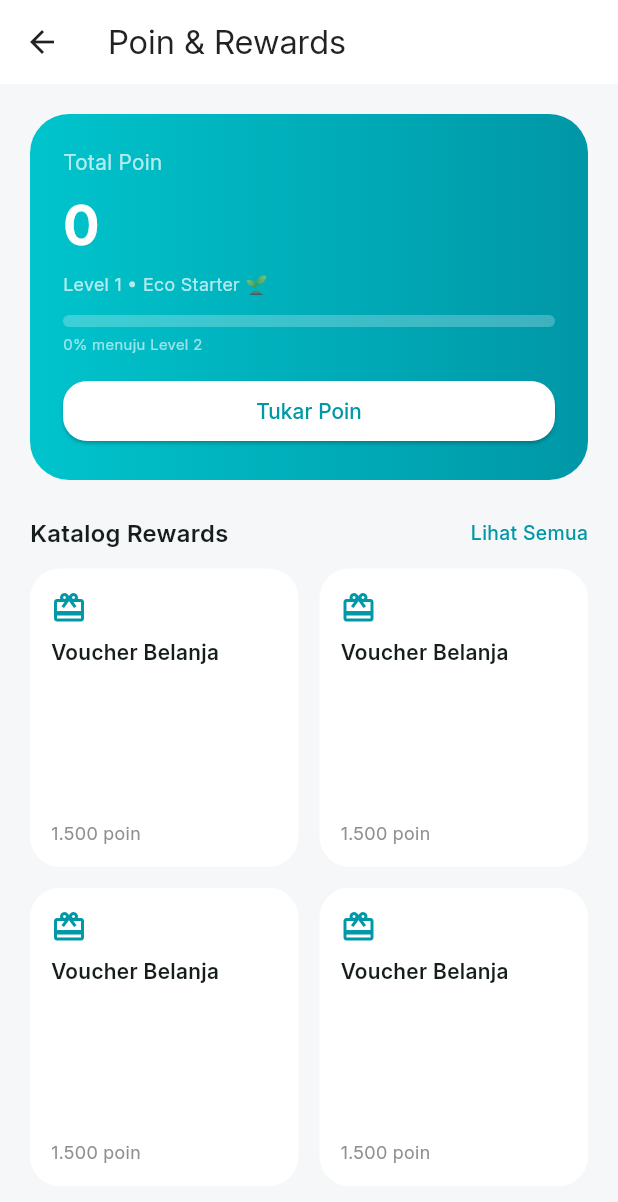
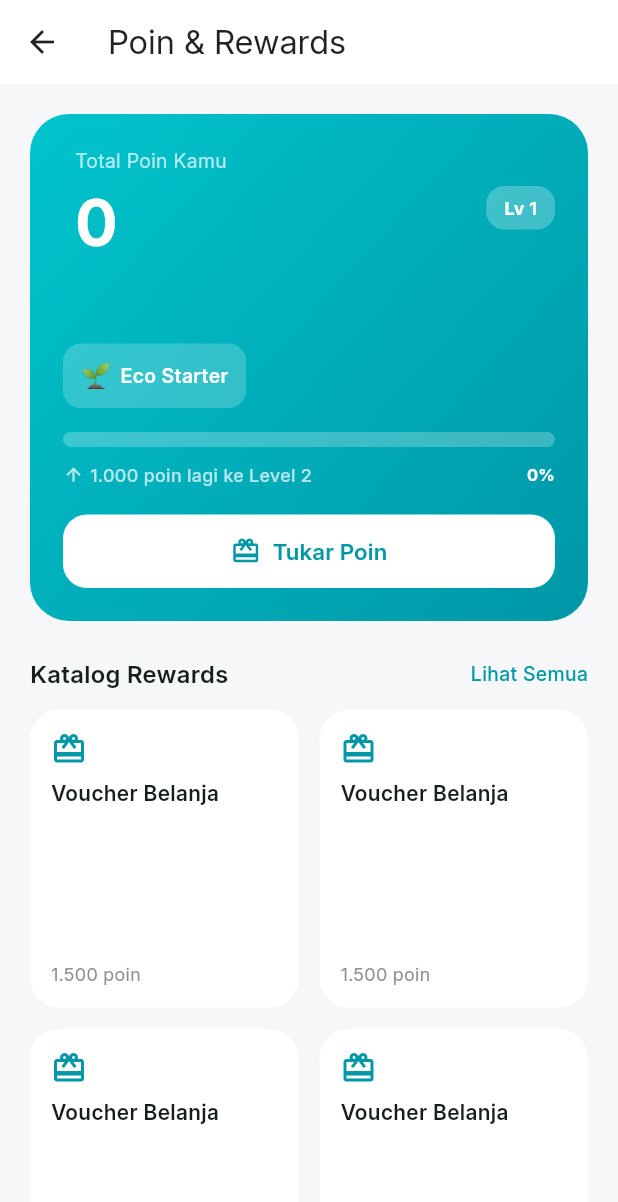
Before and after one commit to Rexximo/trash2cash, a Flutter app: the PoinScreen screen opened directly, on a phone screen of 412 x 824 dp. Shown: the top 1202 px of the screen. Run offline on Flutter 3.47's test engine with Material 3 defaults, Android fonts, the phone set to English and light mode, and no system bars; our stand-ins replace cloud_firestore, concentric_transition, connectivity_plus, firebase_auth, firebase_core, firebase_storage and 8 more; missing offline and left inert: cloudinary_public; accounts and stored records are empty.

Commit message:
feat: update UI poin

```diff
--- a/lib/screens/poin_screen.dart
+++ b/lib/screens/poin_screen.dart
@@ -70,7 +70,7 @@ class _PoinScreenState extends State<PoinScreen> {
     );
   }
 
-  // METHOD 2: UI Content (sama seperti sebelumnya tapi data dinamis)
+  // METHOD 2: UI Content
   Widget _heroContent({
     required int totalPoints,
     required int level,
@@ -78,53 +78,192 @@ class _PoinScreenState extends State<PoinScreen> {
     required double levelProgress,
     int? nextLevel,
   }) {
+    final int pointsNeeded = nextLevel != null ? nextLevel - totalPoints : 0;
+    final bool isMaxLevel = nextLevel == null;
+
     return Container(
       padding: const EdgeInsets.all(22),
       decoration: BoxDecoration(
-        gradient: const LinearGradient(
+        gradient: const LinearGradient(  // ✅ Gradient kembali
           colors: [kPrimary, kPrimaryDark],
+          begin: Alignment.topLeft,
+          end: Alignment.bottomRight,
         ),
         borderRadius: BorderRadius.circular(26),
       ),
       child: Column(
         crossAxisAlignment: CrossAxisAlignment.start,
         children: [
-          const Text("Total Poin", style: TextStyle(color: Colors.white70)),
-          const SizedBox(height: 6),
+          // Header dengan icon badge
+          Row(
+            children: [
+              const SizedBox(width: 8),
+              Expanded(
+                child: Column(
+                  crossAxisAlignment: CrossAxisAlignment.start,
+                  children: [
+                    const Text(
+                      "Total Poin Kamu",
+                      style: TextStyle(
+                        fontSize: 13,
+                        color: Colors.white70,
+                      ),
+                    ),
+                    const SizedBox(height: 2),
                     Text(
-            _formatPoints(totalPoints),  // 🔥 REAL DATA
+                      _formatPoints(totalPoints),
                       style: const TextStyle(
-              fontSize: 36,
+                        fontSize: 42,
                         fontWeight: FontWeight.bold,
                         color: Colors.white,
                       ),
                     ),
-          const SizedBox(height: 6),
-          Text(
-            "Level $level • $levelTitle ${_getLevelEmoji(level)}",
-            style: const TextStyle(color: Colors.white70, fontSize: 12),
+                  ],
+                ),
+              ),
+              // Badge level
+              Container(
+                padding: const EdgeInsets.symmetric(
+                  horizontal: 12,
+                  vertical: 6,
+                ),
+                decoration: BoxDecoration(
+                  color: Colors.white.withOpacity(0.25),
+                  borderRadius: BorderRadius.circular(12),
+                ),
+                child: Text(
+                  "Lv $level",
+                  style: const TextStyle(
+                    color: Colors.white,
+                    fontSize: 12,
+                    fontWeight: FontWeight.bold,
+                  ),
+                ),
+              ),
+            ],
           ),
 
-          // Progress bar (opsional, bisa dihapus jika tidak perlu)
-          if (nextLevel != null) ...[
-            const SizedBox(height: 12),
-            ClipRRect(
-              borderRadius: BorderRadius.circular(10),
-              child: LinearProgressIndicator(
-                value: levelProgress,
-                minHeight: 8,
-                backgroundColor: Colors.white24,
-                valueColor: const AlwaysStoppedAnimation<Color>(Colors.white),
+          const SizedBox(height: 50),
+
+          // Level info
+          Container(
+            padding: const EdgeInsets.symmetric(horizontal: 12, vertical: 10),
+            decoration: BoxDecoration(
+              color: Colors.white.withOpacity(0.2),
+              borderRadius: BorderRadius.circular(12),
+            ),
+            child: Row(
+              mainAxisSize: MainAxisSize.min,
+              children: [
+                Text(
+                  _getLevelEmoji(level),
+                  style: const TextStyle(fontSize: 16),
+                ),
+                const SizedBox(width: 6),
+                Text(
+                  levelTitle,
+                  style: const TextStyle(
+                    fontSize: 13,
+                    fontWeight: FontWeight.w600,
+                    color: Colors.white,
                   ),
                 ),
-            const SizedBox(height: 4),
+              ],
+            ),
+          ),
+
+          // Progress bar
+          if (!isMaxLevel) ...[
+            const SizedBox(height: 16),
+            Stack(
+              children: [
+                Container(
+                  height: 10,
+                  decoration: BoxDecoration(
+                    color: Colors.white24,
+                    borderRadius: BorderRadius.circular(10),
+                  ),
+                ),
+                FractionallySizedBox(
+                  widthFactor: levelProgress,
+                  child: Container(
+                    height: 10,
+                    decoration: BoxDecoration(
+                      color: Colors.white,
+                      borderRadius: BorderRadius.circular(10),
+                      boxShadow: [
+                        BoxShadow(
+                          color: Colors.white.withOpacity(0.5),
+                          blurRadius: 4,
+                          offset: const Offset(0, 2),
+                        ),
+                      ],
+                    ),
+                  ),
+                ),
+              ],
+            ),
+            const SizedBox(height: 10),
+            Row(
+              mainAxisAlignment: MainAxisAlignment.spaceBetween,
+              children: [
+                Row(
+                  children: [
+                    const Icon(
+                      Icons.arrow_upward,
+                      size: 14,
+                      color: Colors.white70,
+                    ),
+                    const SizedBox(width: 4),
                     Text(
-              "${(levelProgress * 100).toStringAsFixed(0)}% menuju Level ${level + 1}",
-              style: const TextStyle(color: Colors.white60, fontSize: 10),
+                      "${_formatPoints(pointsNeeded)} poin lagi ke Level ${level + 1}",
+                      style: const TextStyle(
+                        fontSize: 12,
+                        color: Colors.white70,
+                        fontWeight: FontWeight.w500,
+                      ),
+                    ),
+                  ],
+                ),
+                Text(
+                  "${(levelProgress * 100).toStringAsFixed(0)}%",
+                  style: const TextStyle(
+                    fontSize: 11,
+                    color: Colors.white,
+                    fontWeight: FontWeight.bold,
+                  ),
+                ),
+              ],
             ),
           ],
 
-          const SizedBox(height: 14),
+          if (isMaxLevel) ...[
+            const SizedBox(height: 12),
+            Row(
+              children: const [
+                Icon(
+                  Icons.emoji_events,
+                  size: 16,
+                  color: Colors.white70,
+                ),
+                SizedBox(width: 6),
+                Expanded(
+                  child: Text(
+                    "Selamat! Level maksimal tercapai 🎉",
+                    style: TextStyle(
+                      fontSize: 12,
+                      color: Colors.white70,
+                      fontWeight: FontWeight.w500,
+                    ),
+                  ),
+                ),
+              ],
+            ),
+          ],
+
+          const SizedBox(height: 18),
+
+          // Button tukar poin
           SizedBox(
             width: double.infinity,
             child: ElevatedButton(
@@ -132,16 +271,42 @@ class _PoinScreenState extends State<PoinScreen> {
               style: ElevatedButton.styleFrom(
                 backgroundColor: Colors.white,
                 foregroundColor: kPrimaryDark,
+                padding: const EdgeInsets.symmetric(vertical: 14),
                 shape: RoundedRectangleBorder(
                   borderRadius: BorderRadius.circular(16),
                 ),
+                elevation: 0,
               ),
-              child: const Text("Tukar Poin"),
+              child: Row(
+                mainAxisAlignment: MainAxisAlignment.center,
+                children: const [
+                  Icon(Icons.card_giftcard, size: 20),
+                  SizedBox(width: 8),
+                  Text(
+                    "Tukar Poin",
+                    style: TextStyle(
+                      fontSize: 15,
+                      fontWeight: FontWeight.w600,
+                    ),
+                  ),
+                ],
+              ),
             ),
           ),
         ],
       ),
     );
+  }
+
+  // Tambahkan helper method untuk warna level
+  Color _getLevelColor(int level) {
+    switch (level) {
+      case 1: return const Color(0xFF00C4CC);  // Hijau
+      case 2: return const Color(0xFF00BCD4);  // Cyan
+      case 3: return const Color(0xFFFFC107);  // Kuning
+      case 4: return const Color(0xFFFF9800);  // Orange
+      default: return const Color(0xFF9E9E9E); // Abu-abu
+    }
   }
 
   // METHOD 3: Loading State
--- a/lib/screens/profile_screen.dart
+++ b/lib/screens/profile_screen.dart
@@ -286,19 +286,7 @@ class ProfileScreen extends StatelessWidget {
               // Header dengan icon
               Row(
                 children: [
-                  Container(
-                    padding: const EdgeInsets.all(10),
-                    decoration: BoxDecoration(
-                      color: _getLevelColor(currentLevel).withOpacity(0.15),
-                      borderRadius: BorderRadius.circular(12),
-                    ),
-                    child: Icon(
-                      Icons.military_tech,
-                      color: _getLevelColor(currentLevel),
-                      size: 24,
-                    ),
-                  ),
-                  const SizedBox(width: 12),
+                  const SizedBox(width: 6),
                   Expanded(
                     child: Column(
                       crossAxisAlignment: CrossAxisAlignment.start,
```
Lines whose indentation alone changed are shown as unchanged.
